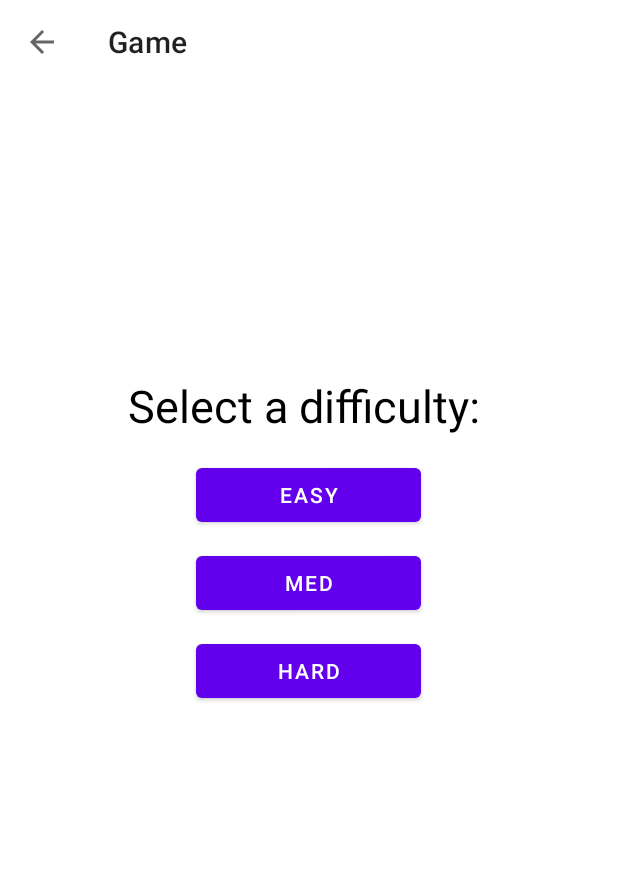
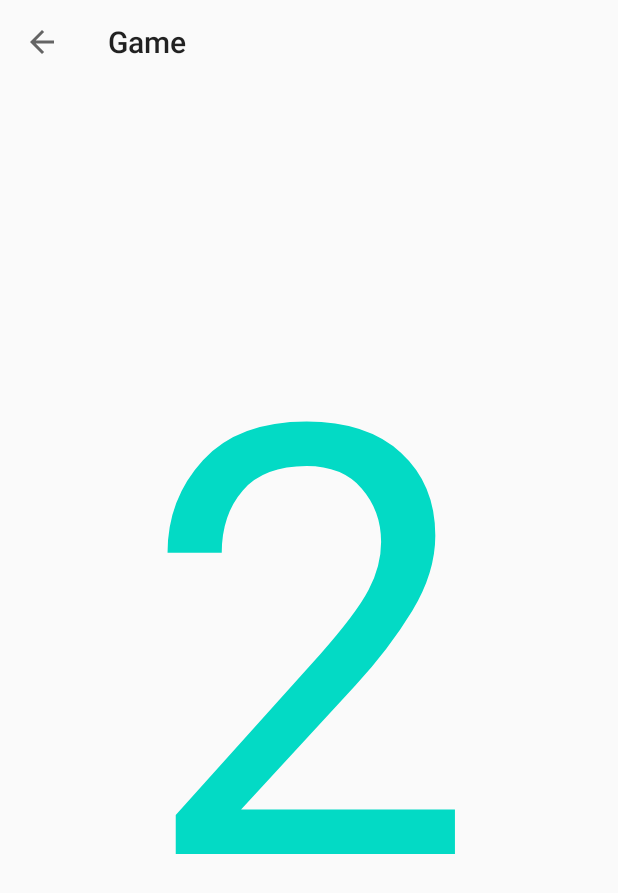
Before and after one commit to kttn54/CanStudy, an Android app: the GameActivity screen opened directly, with no data from a screen before it, on a phone screen of 412 x 824 dp. Shown: the top 893 px of the screen. Run offline under Robolectric (Android 15) with nearby library versions, the phone set to English and light mode, and no system bars.

Commit message:
Finish game functionality on test database

```diff
--- a/app/src/main/java/com/example/canstudy/ui/BaseActivity.kt
+++ b/app/src/main/java/com/example/canstudy/ui/BaseActivity.kt
@@ -1,9 +1,11 @@
 package com.example.canstudy.ui
 
+import android.app.Dialog
 import androidx.appcompat.app.AppCompatActivity
 import android.os.Bundle
 import androidx.lifecycle.lifecycleScope
 import com.example.canstudy.R
+import com.example.canstudy.databinding.DialogExitGameBinding
 import com.example.canstudy.db.dao.WordDao
 import com.example.canstudy.db.entity.WordEntity
 import kotlinx.coroutines.flow.collect
--- a/app/src/main/java/com/example/canstudy/ui/GameActivity.kt
+++ b/app/src/main/java/com/example/canstudy/ui/GameActivity.kt
@@ -1,6 +1,7 @@
 package com.example.canstudy.ui
 
 import android.app.Dialog
+import android.content.Intent
 import android.media.MediaPlayer
 import androidx.appcompat.app.AppCompatActivity
 import android.os.Bundle
@@ -28,25 +29,19 @@ import kotlin.random.Random
 class GameActivity : BaseActivity(), View.OnClickListener {
 
     private lateinit var binding : ActivityGameBinding
-    private lateinit var tvDifficultySetting : TextView
     private lateinit var tvCountdown : TextView
     private lateinit var tvGameTime : TextView
-    private lateinit var tvGameScore : TextView
     private lateinit var tvGameEnglishDescription : TextView
     private lateinit var tvGameEnglishTranslation : TextView
     private lateinit var tvGameWordID : TextView
-    private lateinit var btnEasyDifficulty: Button
-    private lateinit var btnMediumDifficulty: Button
-    private lateinit var btnHardDifficulty: Button
-    private lateinit var llGameScore: LinearLayout
     private lateinit var llOptionA: LinearLayout
     private lateinit var llOptionB: LinearLayout
     private lateinit var llOptionC: LinearLayout
     private lateinit var llOptionD: LinearLayout
-    private lateinit var tvGameOptionA: AppCompatButton
-    private lateinit var tvGameOptionB: AppCompatButton
-    private lateinit var tvGameOptionC: AppCompatButton
-    private lateinit var tvGameOptionD: AppCompatButton
+    private lateinit var btnGameOptionA: AppCompatButton
+    private lateinit var btnGameOptionB: AppCompatButton
+    private lateinit var btnGameOptionC: AppCompatButton
+    private lateinit var btnGameOptionD: AppCompatButton
 
     private var gameState = "PRE-GAME"
     private var difficultySetting = "Easy"
@@ -54,10 +49,15 @@ class GameActivity : BaseActivity(), View.OnClickListener {
     private var countdownTimer: CountDownTimer? = null
     private var gameTimer: CountDownTimer? = null
     private var countdownTime = 3
-    private var gameTime = 60
+    private var gameTime = 10
 
+    private var score = 0
+    private var totalQuestions = 0
+
+    private var repeatedWordList = ArrayList<Int>()
     private var wrongWordList = ArrayList<Int>()
     private var randomIndex: Int = Random.nextInt()
+    private var correctCantoAnswer: String = "initialised"
 
     private lateinit var progressBar: ProgressBar
 
@@ -68,11 +68,14 @@ class GameActivity : BaseActivity(), View.OnClickListener {
         binding = ActivityGameBinding.inflate(layoutInflater)
         setContentView(binding.root)
 
+        val difficultySetting = intent.getStringExtra("difficultySetting")
+
         initialiseActivity()
 
-        btnEasyDifficulty.setOnClickListener(this)
-        btnMediumDifficulty.setOnClickListener(this)
-        btnHardDifficulty.setOnClickListener(this)
+        btnGameOptionA.setOnClickListener(this)
+        btnGameOptionB.setOnClickListener(this)
+        btnGameOptionC.setOnClickListener(this)
+        btnGameOptionD.setOnClickListener(this)
     }
 
     /**
@@ -87,60 +90,30 @@ class GameActivity : BaseActivity(), View.OnClickListener {
 
         binding.toolbarGame.setNavigationOnClickListener { onBackPressed() }
 
-        tvDifficultySetting = binding.tvDifficultySetting
         tvCountdown = binding.tvCountdown
         tvGameTime = binding.tvGameTime
-        tvGameScore = binding.tvGameScore
         tvGameEnglishDescription = binding.tvGameEnglishDescription
         tvGameEnglishTranslation = binding.tvGameEnglishTranslation
         tvGameWordID = binding.tvGameWordID
-        btnEasyDifficulty = binding.btnEasyDifficulty
-        btnMediumDifficulty = binding.btnMediumDifficulty
-        btnHardDifficulty = binding.btnHardDifficulty
-        llGameScore = binding.llGameScore
         llOptionA = binding.llOptionA
         llOptionB = binding.llOptionB
         llOptionC = binding.llOptionC
         llOptionD = binding.llOptionD
-        tvGameOptionA = binding.tvGameOptionA
-        tvGameOptionB = binding.tvGameOptionB
-        tvGameOptionC = binding.tvGameOptionC
-        tvGameOptionD = binding.tvGameOptionD
+        btnGameOptionA = binding.btnGameOptionA
+        btnGameOptionB = binding.btnGameOptionB
+        btnGameOptionC = binding.btnGameOptionC
+        btnGameOptionD = binding.btnGameOptionD
 
         progressBar = binding.progressBarGame
         mediaPlayer = MediaPlayer.create(this@GameActivity, R.raw.yummy_dim_sum)
-    }
 
-    /**
-     * A function that describes how each button should react when they are clicked.
-     */
-    override fun onClick(view: View?) {
-        if (gameState == "PRE-GAME") {
-            var button = view as Button
-
-            if (button.text.toString() == "Easy") {
-                difficultySetting = Constants.EASY_DIFFICULTY
-            } else if (button.text.toString() == "Med") {
-                difficultySetting = Constants.MEDIUM_DIFFICULTY
-            } else {
-                difficultySetting = Constants.HARD_DIFFICULTY
-            }
-            gameState = "MID-GAME"
-            setupGame()
-        } else {
-            var textView = view as TextView
-        }
-
+        setupGame()
     }
 
     /**
      * A function that shows the countdown before the game starts.
      */
     private fun setupGame() {
-        tvDifficultySetting.visibility = View.GONE
-        btnEasyDifficulty.visibility = View.GONE
-        btnMediumDifficulty.visibility = View.GONE
-        btnHardDifficulty.visibility = View.GONE
         tvCountdown.visibility = View.VISIBLE
 
         countdownTimer = object : CountDownTimer((countdownTime * 1000).toLong(), 1000) {
@@ -164,18 +137,16 @@ class GameActivity : BaseActivity(), View.OnClickListener {
         binding.toolbarGame.title = "Game - $difficultySetting"
         progressBar.visibility = View.VISIBLE
         tvGameTime.visibility = View.VISIBLE
-        tvGameScore.visibility = View.VISIBLE
         tvGameEnglishDescription.visibility = View.VISIBLE
         tvGameEnglishTranslation.visibility = View.VISIBLE
-        llGameScore.visibility = View.VISIBLE
         llOptionA.visibility = View.VISIBLE
         llOptionB.visibility = View.VISIBLE
         llOptionC.visibility = View.VISIBLE
         llOptionD.visibility = View.VISIBLE
-        tvGameOptionA.visibility = View.VISIBLE
-        tvGameOptionB.visibility = View.VISIBLE
-        tvGameOptionC.visibility = View.VISIBLE
-        tvGameOptionD.visibility = View.VISIBLE
+        btnGameOptionA.visibility = View.VISIBLE
+        btnGameOptionB.visibility = View.VISIBLE
+        btnGameOptionC.visibility = View.VISIBLE
+        btnGameOptionD.visibility = View.VISIBLE
 
         progressBar.max = 60
         var currentTime = 60
@@ -191,6 +162,11 @@ class GameActivity : BaseActivity(), View.OnClickListener {
 
             override fun onFinish() {
                  //mediaPlayer.stop()
+                val intent = Intent(this@GameActivity, ScoreActivity::class.java)
+                intent.putIntegerArrayListExtra("wrongWordList", wrongWordList)
+                intent.putExtra("score", score)
+                intent.putExtra("totalQuestions", totalQuestions)
+                startActivity(intent)
             }
         }.start()
     }
@@ -201,35 +177,70 @@ class GameActivity : BaseActivity(), View.OnClickListener {
     private fun getWord() {
         val dao = (application as CanStudyApp).db.wordDao()
         getWordList(dao) { wordList ->
-            wordList.shuffle()
+            // Handle the case where all words have been chosen
+            if (repeatedWordList.size == wordList.size) {
+                repeatedWordList.clear()
+                startActivity(Intent(this@GameActivity, ScoreActivity::class.java))
+            }
 
             var wordID: Int
             var selectedList: ArrayList<Int> = ArrayList()
 
             // Get four random words
             for (i in 1..4) {
-                do {
-                    randomIndex = Random.nextInt(0, wordList.size)
-                    wordID = wordList[randomIndex].ID
-                } while (selectedList.contains(wordID))
+                if (i == 1) {
+                    do {
+                        randomIndex = Random.nextInt(0, wordList.size)
+                        wordID = wordList[randomIndex].ID
+                    } while (selectedList.contains(wordID) || repeatedWordList.contains(wordID))
 
-                selectedList.add(wordID)
+                    selectedList.add(wordID)
 
-                if (i == 1) {
                     tvGameEnglishTranslation.text = wordList[randomIndex].getEnglishWord()
+                    correctCantoAnswer = wordList[randomIndex].getCantoWord()
+                    repeatedWordList.add(wordID)
+                    tvGameWordID.text = wordID.toString()
+                } else {
+                    do {
+                        randomIndex = Random.nextInt(0, wordList.size)
+                        wordID = wordList[randomIndex].ID
+                    } while (selectedList.contains(wordID))
+
+                    selectedList.add(wordID)
                 }
             }
 
             selectedList.shuffle()
 
             // TODO: CHANGE THE DATABASE ID NUMBERS TO START FROM 0
-            tvGameOptionA.text = wordList[selectedList[0]].getCantoWord()
-            tvGameOptionB.text = wordList[selectedList[1]].getCantoWord()
-            tvGameOptionC.text = wordList[selectedList[2]].getCantoWord()
-            tvGameOptionD.text = wordList[selectedList[3]].getCantoWord()
+            btnGameOptionA.text = wordList[selectedList[0]].getCantoWord()
+            btnGameOptionB.text = wordList[selectedList[1]].getCantoWord()
+            btnGameOptionC.text = wordList[selectedList[2]].getCantoWord()
+            btnGameOptionD.text = wordList[selectedList[3]].getCantoWord()
+        }
+    }
 
-            // tvGameWordID.text = wordID.toString()
+    /**
+     * A function that describes how each option button should react when they are clicked.
+     */
+    override fun onClick(view: View?) {
+        totalQuestions++
+
+        val button = view as Button
+        val selectedCantoOption = button.text.toString()
+
+        if (selectedCantoOption == correctCantoAnswer) {
+            score++
+        } else {
+            wrongWordList.add(tvGameWordID.text.toString().toInt())
         }
+
+        Log.e("test", "selectedCantoOption is $selectedCantoOption")
+        Log.e("test", "correctCantoAnswer is $correctCantoAnswer")
+        Log.e("test", "totalQuestions is $totalQuestions")
+        Log.e("test", "score is $score")
+
+        getWord()
     }
 
     /**
@@ -242,7 +253,7 @@ class GameActivity : BaseActivity(), View.OnClickListener {
         customDialog.setCanceledOnTouchOutside(false)
 
         dialogBinding.btnGameDialogYes.setOnClickListener {
-            this@GameActivity.finish()
+            finish()
             customDialog.dismiss()
         }
         dialogBinding.btnGameDialogNo.setOnClickListener {
@@ -256,6 +267,6 @@ class GameActivity : BaseActivity(), View.OnClickListener {
      */
     override fun onDestroy() {
         super.onDestroy()
-        mediaPlayer.release()
+        //mediaPlayer.release()
     }
 }
--- a/app/src/main/java/com/example/canstudy/ui/MainActivity.kt
+++ b/app/src/main/java/com/example/canstudy/ui/MainActivity.kt
@@ -35,7 +35,7 @@ class MainActivity : AppCompatActivity() {
         }
 
         binding.btnGame.setOnClickListener {
-            val intent = Intent(this@MainActivity, GameActivity::class.java)
+            val intent = Intent(this@MainActivity, GameDifficultyActivity::class.java)
             startActivity(intent)
         }
     }
--- a/app/src/main/java/com/example/canstudy/ui/ReviewActivity.kt
+++ b/app/src/main/java/com/example/canstudy/ui/ReviewActivity.kt
@@ -66,7 +66,7 @@ class ReviewActivity : AppCompatActivity() {
         toggleTranslation = "off"
 
         val intent = intent
-        wrongWordList = intent.getIntegerArrayListExtra("key") as ArrayList<Int>
+        wrongWordList = intent.getIntegerArrayListExtra("wrongWordList") as ArrayList<Int>
         dao = (application as CanStudyApp).db.wordDao()
         if (!wrongWordList.isNullOrEmpty()) {
             setupWordRecyclerView(dao, wrongWordList, toggleTranslation)
--- a/app/src/main/java/com/example/canstudy/ui/TestActivity.kt
+++ b/app/src/main/java/com/example/canstudy/ui/TestActivity.kt
@@ -232,7 +232,7 @@ class TestActivity : BaseActivity() {
         }
         dialogBinding.btnReview.setOnClickListener {
             val intent = Intent(this, ReviewActivity::class.java)
-            intent.putIntegerArrayListExtra("key", wrongWordList)
+            intent.putIntegerArrayListExtra("wrongWordList", wrongWordList)
             startActivity(intent)
         }
 
--- a/app/src/main/res/layout/activity_game.xml
+++ b/app/src/main/res/layout/activity_game.xml
@@ -39,72 +39,19 @@
         tools:text="60" />
 
     <TextView
-        android:id="@+id/tvGameScore"
-        android:layout_width="match_parent"
-        android:layout_height="wrap_content"
-        android:layout_marginLeft="10dp"
-        android:layout_marginTop="30dp"
-        android:layout_marginRight="10dp"
-        android:gravity="center"
-        android:text="@string/tv_game_score"
-        android:textSize="30sp"
-        app:layout_constraintEnd_toEndOf="parent"
-        app:layout_constraintStart_toStartOf="parent"
-        app:layout_constraintTop_toBottomOf="@id/progressBarGame"
-        android:visibility="invisible"
-        tools:visibility="visible" />
-
-    <LinearLayout
-        android:id="@+id/llGameScore"
-        android:layout_width="match_parent"
-        android:layout_height="wrap_content"
-        android:gravity="center"
-        android:orientation="horizontal"
-        app:layout_constraintEnd_toEndOf="parent"
-        app:layout_constraintStart_toStartOf="parent"
-        app:layout_constraintTop_toBottomOf="@id/tvGameScore"
-        android:visibility="invisible"
-        tools:visibility="visible">
-
-        <TextView
-            android:id="@+id/tvGameLeftScore"
-            android:layout_width="wrap_content"
-            android:layout_height="match_parent"
-            android:layout_margin="10dp"
-            android:text="0"
-            android:textSize="30sp" />
-
-        <TextView
-            android:id="@+id/tvDash"
-            android:layout_width="wrap_content"
-            android:layout_height="match_parent"
-            android:layout_margin="10dp"
-            android:text="/"
-            android:textSize="30sp" />
-
-        <TextView
-            android:id="@+id/tvGameRightScore"
-            android:layout_width="wrap_content"
-            android:layout_height="match_parent"
-            android:layout_margin="10dp"
-            android:text="0"
-            android:textSize="30sp" />
-
-    </LinearLayout>
-
-    <TextView
         android:id="@+id/tvGameEnglishDescription"
         android:layout_width="match_parent"
         android:layout_height="wrap_content"
+        android:layout_marginTop="50dp"
         android:layout_marginLeft="20dp"
-        android:layout_marginTop="40dp"
         android:layout_marginRight="20dp"
         android:text="@string/tv_game_english_description"
         android:textSize="20sp"
+        android:visibility="invisible"
+        app:layout_constraintTop_toBottomOf="@id/progressBarGame"
         app:layout_constraintEnd_toEndOf="parent"
         app:layout_constraintStart_toStartOf="parent"
-        app:layout_constraintTop_toBottomOf="@id/llGameScore"
-        android:visibility="invisible"
+        tools:layout_editor_absoluteY="262dp"
         tools:visibility="visible" />
 
     <TextView
@@ -139,11 +86,13 @@
             android:layout_width="wrap_content"
             android:layout_height="wrap_content"
             android:text="@string/game_option_A"
+            android:layout_gravity="center"
+            android:layout_marginStart="5dp"
             android:textColor="@color/black"
             android:textSize="@dimen/game_option_letter_size" />
 
         <androidx.appcompat.widget.AppCompatButton
-            android:id="@+id/tvGameOptionA"
+            android:id="@+id/btnGameOptionA"
             android:layout_width="match_parent"
             android:layout_height="wrap_content"
             android:textSize="@dimen/game_option_description_size"
@@ -170,11 +119,13 @@
             android:layout_width="wrap_content"
             android:layout_height="wrap_content"
             android:text="@string/game_option_B"
+            android:layout_gravity="center"
+            android:layout_marginStart="5dp"
             android:textColor="@color/black"
             android:textSize="@dimen/game_option_letter_size" />
 
         <androidx.appcompat.widget.AppCompatButton
-            android:id="@+id/tvGameOptionB"
+            android:id="@+id/btnGameOptionB"
             android:layout_width="match_parent"
             android:layout_height="wrap_content"
             android:textSize="@dimen/game_option_description_size"
@@ -200,11 +151,13 @@
             android:layout_width="wrap_content"
             android:layout_height="wrap_content"
             android:text="@string/game_option_C"
+            android:layout_gravity="center"
+            android:layout_marginStart="5dp"
             android:textColor="@color/black"
             android:textSize="@dimen/game_option_letter_size" />
 
         <androidx.appcompat.widget.AppCompatButton
-            android:id="@+id/tvGameOptionC"
+            android:id="@+id/btnGameOptionC"
             android:layout_width="match_parent"
             android:layout_height="wrap_content"
             android:textSize="@dimen/game_option_description_size"
@@ -230,11 +183,13 @@
             android:layout_width="wrap_content"
             android:layout_height="wrap_content"
             android:text="@string/game_option_D"
+            android:layout_gravity="center"
+            android:layout_marginStart="5dp"
             android:textColor="@color/black"
             android:textSize="@dimen/game_option_letter_size" />
 
         <androidx.appcompat.widget.AppCompatButton
-            android:id="@+id/tvGameOptionD"
+            android:id="@+id/btnGameOptionD"
             android:layout_width="match_parent"
             android:layout_height="wrap_content"
             android:textSize="@dimen/game_option_description_size"
@@ -265,58 +220,4 @@
         app:layout_constraintTop_toTopOf="parent"
         tools:text="3" />
 
-    <TextView
-        android:id="@+id/tvDifficultySetting"
-        android:layout_width="match_parent"
-        android:layout_height="wrap_content"
-        android:layout_marginTop="250dp"
-        android:gravity="center"
-        android:text="Select a difficulty: "
-        android:textColor="@color/black"
-        android:textSize="30sp"
-        app:layout_constraintEnd_toEndOf="parent"
-        app:layout_constraintStart_toStartOf="parent"
-        app:layout_constraintTop_toTopOf="parent"
-        tools:visibility="invisible" />
-
-    <LinearLayout
-        android:id="@+id/llDifficultyButtons"
-        android:layout_width="match_parent"
-        android:layout_height="wrap_content"
-        android:layout_marginTop="10dp"
-        android:gravity="center"
-        android:orientation="vertical"
-        android:weightSum="3"
-        app:layout_constraintEnd_toEndOf="parent"
-        app:layout_constraintStart_toStartOf="parent"
-        app:layout_constraintTop_toBottomOf="@id/tvDifficultySetting"
-        tools:visibility="invisible">
-
-        <Button
-            android:id="@+id/btnEasyDifficulty"
-            android:layout_width="150dp"
-            android:layout_height="0dp"
-            android:layout_margin="5dp"
-            android:layout_weight="1"
-            android:text="Easy" />
-
-        <Button
-            android:id="@+id/btnMediumDifficulty"
-            android:layout_width="150dp"
-            android:layout_height="0dp"
-            android:layout_margin="5dp"
-            android:layout_weight="1"
-            android:text="Med" />
-
-        <Button
-            android:id="@+id/btnHardDifficulty"
-            android:layout_width="150dp"
-            android:layout_height="0dp"
-            android:layout_margin="5dp"
-            android:layout_weight="1"
-            android:text="Hard" />
-
-
-    </LinearLayout>
-
 </androidx.constraintlayout.widget.ConstraintLayout>
--- a/app/src/main/res/values/dimens.xml
+++ b/app/src/main/res/values/dimens.xml
@@ -2,7 +2,7 @@
 <resources>
     <dimen name="main_button">120dp</dimen>
     <dimen name="game_option_letter_size">25sp</dimen>
-    <dimen name="game_option_description_size">12sp</dimen>
+    <dimen name="game_option_description_size">18sp</dimen>
     <dimen name="game_option_letter_A_top_margin">40dp</dimen>
     <dimen name="game_option_letter_BCD_top_margin">50dp</dimen>
     <dimen name="game_option_letter_start_end_margin">20dp</dimen>
--- a/app/src/main/res/values/themes.xml
+++ b/app/src/main/res/values/themes.xml
@@ -1,6 +1,6 @@
 <resources xmlns:tools="http://schemas.android.com/tools">
     <!-- Base application theme. -->
-    <style name="Theme.CanStudy" parent="Theme.MaterialComponents.DayNight.NoActionBar">
+    <style name="Theme.CanStudy" parent="Theme.AppCompat.DayNight.NoActionBar">
         <!-- Primary brand color. -->
         <item name="colorPrimary">@color/purple_500</item>
         <item name="colorPrimaryVariant">@color/purple_700</item>
@@ -13,5 +13,6 @@
         <item name="android:statusBarColor" tools:targetApi="l">?attr/colorPrimaryVariant</item>
         <!-- Customize your theme here. -->
         <item name="android:windowFullscreen">true</item>
+        <item name="android:textAllCaps">false</item>
     </style>
 </resources>
```
Also changed, not shown: app/src/main/AndroidManifest.xml (+7 -1 lines), app/src/main/java/com/example/canstudy/ui/GameDifficultyActivity.kt (added, +65 -0 lines), app/src/main/java/com/example/canstudy/ui/ScoreActivity.kt (added, +64 -0 lines), app/src/main/res/layout/activity_game_difficulty.xml (added, +63 -0 lines), app/src/main/res/layout/activity_score.xml (added, +87 -0 lines), app/src/main/assets/database/CantoWords_shortened.db.
